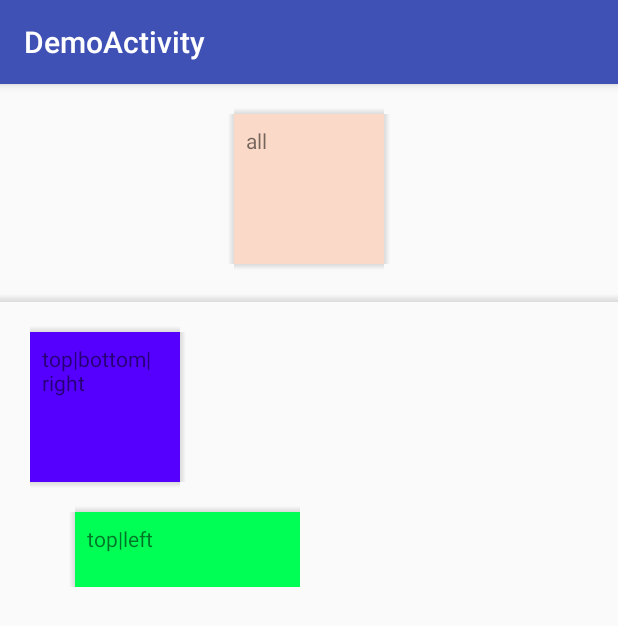
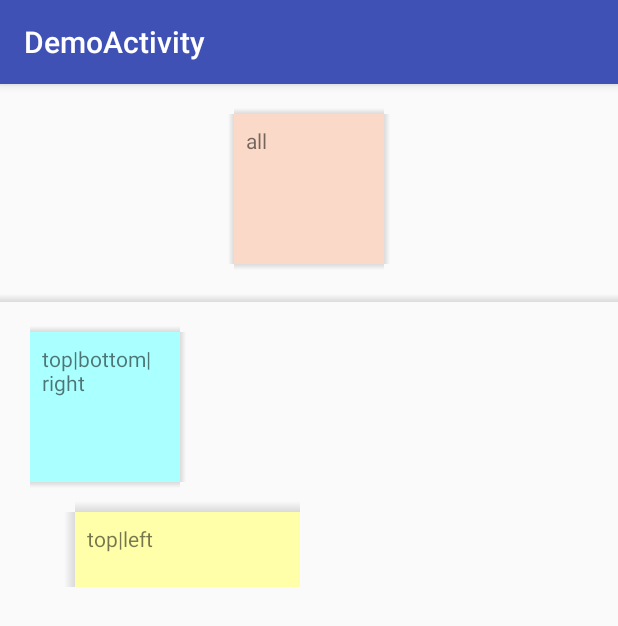
Before and after one commit to jcraane/androidi, an Android app: the screen it shows after launch (DemoActivity), on a phone screen of 412 x 824 dp. Shown: the top 626 px of the screen. Run offline under Robolectric (Android 15) with nearby library versions, the phone set to English and light mode, and no system bars.

Commit message:
New demo.

```diff
--- a/demo/src/main/res/layout/activity_demo.xml
+++ b/demo/src/main/res/layout/activity_demo.xml
@@ -44,7 +44,7 @@
     <nl.capaxit.androidilib.ui.shadow.ShadowWrapperFrameLayout
         android:layout_width="100dp"
         android:layout_height="100dp"
-        android:background="#50f"
+        android:background="#aff"
         android:padding="8dp"
         app:capaxitShadowWrapperShadowHeight="4dp"
         app:capaxitShadowWrapperShadowSide="top|bottom|right"
@@ -59,9 +59,9 @@
     <nl.capaxit.androidilib.ui.shadow.ShadowWrapperFrameLayout
         android:layout_width="150dp"
         android:layout_height="50dp"
-        android:background="#0f5"
+        android:background="#ffa"
         android:padding="8dp"
-        app:capaxitShadowWrapperShadowHeight="4dp"
+        app:capaxitShadowWrapperShadowHeight="7dp"
         app:capaxitShadowWrapperShadowSide="top|left"
         android:layout_marginLeft="50dp"
         android:layout_marginTop="20dp">
--- a/lib/src/main/java/nl/capaxit/androidilib/ui/shadow/ShadowWrapperFrameLayout.java
+++ b/lib/src/main/java/nl/capaxit/androidilib/ui/shadow/ShadowWrapperFrameLayout.java
@@ -88,7 +88,7 @@ public class ShadowWrapperFrameLayout extends FrameLayout {
 
         if (shadowHeight == -1) {
             final float density = context.getResources().getDisplayMetrics().density;
-            shadowHeight = (int) (DEFAULT_SHADOW_HEIGHT * density + 0.5f);
+            shadowHeight = (int) (DEFAULT_SHADOW_HEIGHT * density);
         }
 
         setWillNotDraw(false);
```
